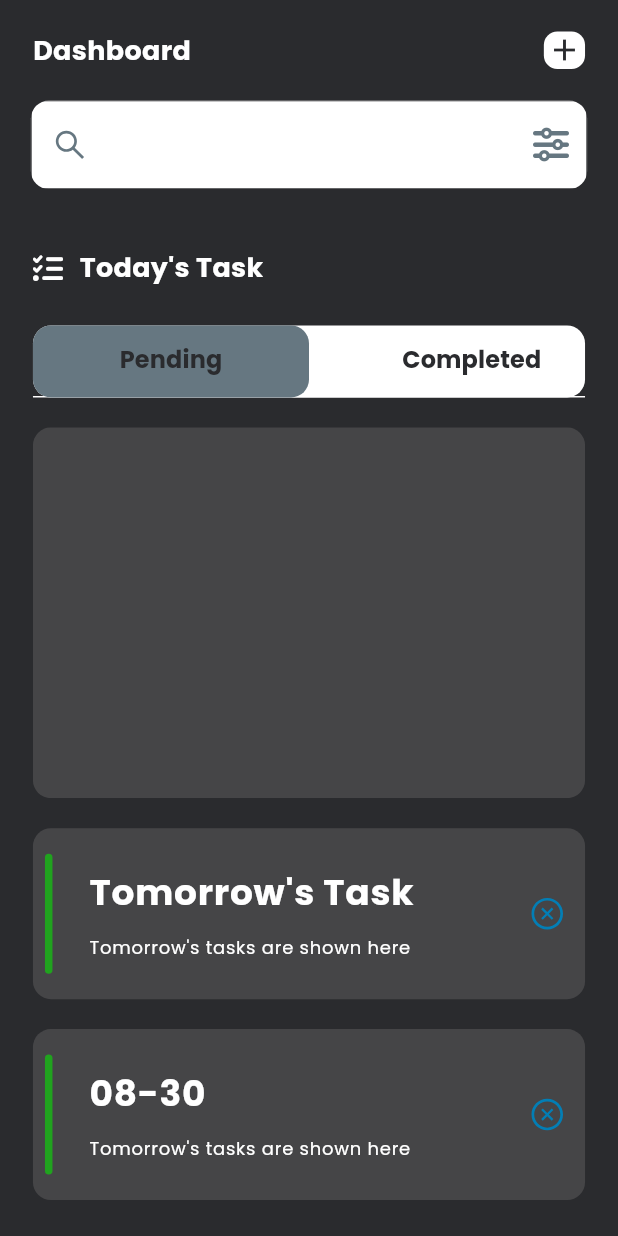
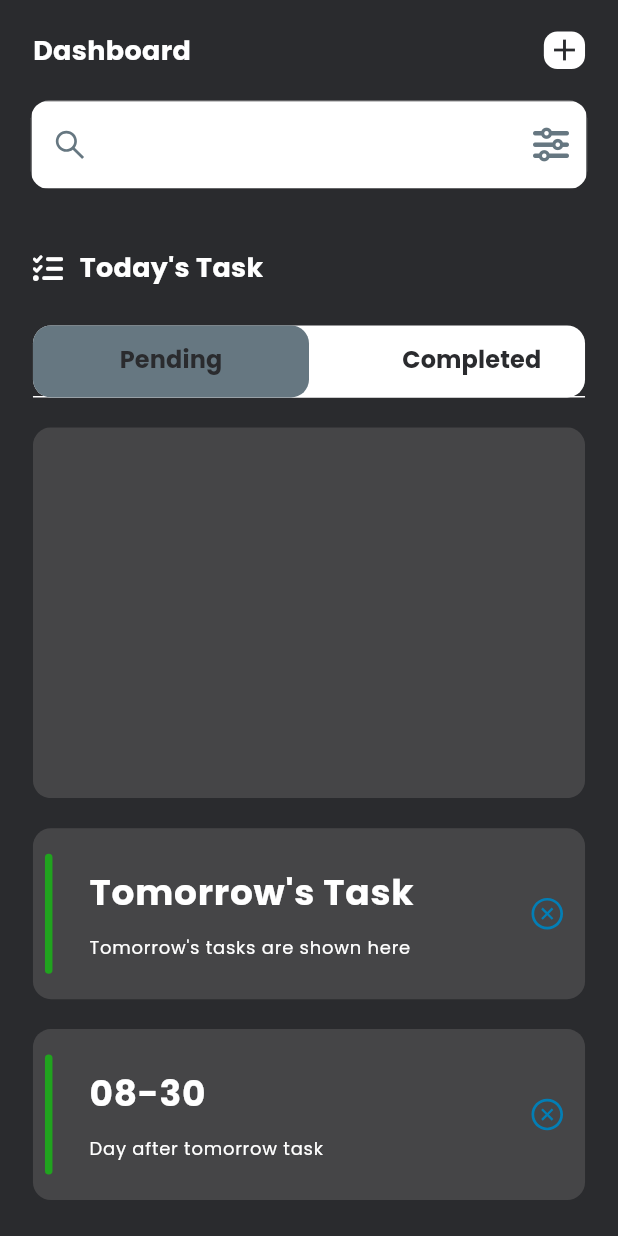
Before and after one commit to ehsaaaaan0/Task-Management-App-Using-Flutter-Riverpod-2.0, a Flutter app: the screen it shows after launch, on a phone screen of 412 x 824 dp. Run offline on Flutter 3.47's test engine with Material 3 defaults, Android fonts, the phone set to English and light mode, and no system bars; drawn by our look-alikes of dynamic_color; our stand-ins replace country_picker, flutter_datetime_picker_plus, flutter_screenutil, flutter_vector_icons, google_fonts, hooks_riverpod and 4 more; accounts and stored records are empty; generated files the repository leaves out were written again.

Commit message:
Tomrrow and day after tomorrow

```diff
--- a/lib/features/todo/controllers/todo/todo_provider.dart
+++ b/lib/features/todo/controllers/todo/todo_provider.dart
@@ -62,6 +62,10 @@ class TodoState extends _$TodoState {
     return tomorrow.toString().substring(0, 10);
   }
 
+  String getDayAfter() {
+    DateTime tomorrow = DateTime.now().add(Duration(days: 2));
+    return tomorrow.toString().substring(0, 10);
+  }
   List<String> last30days() {
     DateTime datAfterTomo = DateTime.now();
     DateTime oneMonthAgo = datAfterTomo.subtract(const Duration(days: 30));
--- a/lib/features/todo/pages/homepage.dart
+++ b/lib/features/todo/pages/homepage.dart
@@ -13,7 +13,9 @@ import 'package:task_management/common/widgets/xpansion_tiles.dart';
 import 'package:task_management/features/todo/controllers/todo/todo_provider.dart';
 import 'package:task_management/features/todo/controllers/xpension_provider.dart';
 import 'package:task_management/features/todo/pages/add.dart';
+import 'package:task_management/features/todo/widgets/day_after_tomorrow.dart';
 import 'package:task_management/features/todo/widgets/todo_tiles.dart';
+import 'package:task_management/features/todo/widgets/tomorrow_list.dart';
 
 import '../widgets/today_task.dart';
 
@@ -182,64 +184,9 @@ class _HomepageState extends ConsumerState<Homepage>
                   ),
                 ),
                 const HeightSpacer(hight: 20),
-                XPensionTiles(
-                    text: "Tomorrow's Task",
-                    text2: "Tomorrow's tasks are shown here",
-                    onExpansionChanged: (bool expanded) {
-                      ref
-                          .read(xpensionStateProvider.notifier)
-                          .setStart(!expanded);
-                    },
-                    trailing: Padding(
-                      padding: EdgeInsets.only(right: 12.w),
-                      child: ref.watch(xpensionStateProvider)
-                          ? const Icon(
-                              AntDesign.circledown,
-                              color: AppConst.kLight,
-                            )
-                          : const Icon(
-                              AntDesign.closecircleo,
-                              color: AppConst.kBlueLight,
-                            ),
-                    ),
-                    children: [
-                      TODOTile(
-                        start: "03:00",
-                        end: "04:00",
-                        switcher: Switch(value: true, onChanged: (value) {}),
-                      )
-                    ]),
+                const TomorrowList(),
                 const HeightSpacer(hight: 20),
-                XPensionTiles(
-                    text: DateTime.now()
-                        .add(const Duration(days: 2))
-                        .toString()
-                        .substring(5, 10),
-                    text2: "Tomorrow's tasks are shown here",
-                    onExpansionChanged: (bool expanded) {
-                      ref
-                          .read(xpensionState0Provider.notifier)
-                          .setStart(!expanded);
-                    },
-                    trailing: Padding(
-                      padding: EdgeInsets.only(right: 12.w),
-                      child: ref.watch(xpensionState0Provider)
-                          ? const Icon(
-                              AntDesign.circledown,
-                              color: AppConst.kLight,
-                            )
-                          : const Icon(
-                              AntDesign.closecircleo,
-                              color: AppConst.kBlueLight,
-                            ),
-                    ),
-                    children: [
-                      TODOTile(
-                        start: "03:00",
-                        end: "04:00",
-                        switcher: Switch(value: true, onChanged: (value) {}),
-                      )
-                    ]),
+                const DayAfterTomorrow(),
               ],
             ),
           ),
--- /dev/null
+++ b/lib/features/todo/widgets/day_after_tomorrow.dart
@@ -0,0 +1,63 @@
+import 'package:flutter/material.dart';
+import 'package:flutter_screenutil/flutter_screenutil.dart';
+import 'package:flutter_vector_icons/flutter_vector_icons.dart';
+import 'package:hooks_riverpod/hooks_riverpod.dart';
+import 'package:task_management/common/utils/constants.dart';
+import 'package:task_management/features/todo/controllers/todo/todo_provider.dart';
+import 'package:task_management/features/todo/controllers/xpension_provider.dart';
+
+import '../../../common/widgets/xpansion_tiles.dart';
+import 'todo_tiles.dart';
+
+class DayAfterTomorrow extends ConsumerWidget {
+  const DayAfterTomorrow({super.key});
+
+  @override
+  Widget build(BuildContext context, WidgetRef ref) {
+    final todo = ref.watch(todoStateProvider);
+
+    var color = ref.read(todoStateProvider.notifier).getRandomColor();
+    String dayAfter = ref.read(todoStateProvider.notifier).getDayAfter();
+    var dayafterTask =
+        todo.where((element) => element.date!.contains(dayAfter));
+    return XPensionTiles(
+        text: DateTime.now()
+            .add(const Duration(days: 2))
+            .toString()
+            .substring(5, 10),
+        text2: "Day after tomorrow task ",
+        onExpansionChanged: (bool expanded) {
+          ref.read(xpensionStateProvider.notifier).setStart(!expanded);
+        },
+        trailing: Padding(
+          padding: EdgeInsets.only(right: 12.w),
+          child: ref.watch(xpensionStateProvider)
+              ? const Icon(
+                  AntDesign.circledown,
+                  color: AppConst.kLight,
+                )
+              : const Icon(
+                  AntDesign.closecircleo,
+                  color: AppConst.kBlueLight,
+                ),
+        ),
+        children: [
+          for (final todo in dayafterTask)
+            TODOTile(
+              title: todo.title,
+              description: todo.description,
+              color: color,
+              start: todo.startTime,
+              end: todo.endTime,
+              delete: () {
+                ref.read(todoStateProvider.notifier).deleteTodo(todo.id ?? 0);
+              },
+              editWidget: GestureDetector(
+                onTap: () {},
+                child: const Icon(MaterialCommunityIcons.circle_edit_outline),
+              ),
+              switcher: const SizedBox.shrink(),
+            )
+        ]);
+  }
+}
--- /dev/null
+++ b/lib/features/todo/widgets/tomorrow_list.dart
@@ -0,0 +1,60 @@
+import 'package:flutter/material.dart';
+import 'package:flutter_screenutil/flutter_screenutil.dart';
+import 'package:flutter_vector_icons/flutter_vector_icons.dart';
+import 'package:hooks_riverpod/hooks_riverpod.dart';
+import 'package:task_management/common/utils/constants.dart';
+import 'package:task_management/features/todo/controllers/todo/todo_provider.dart';
+import 'package:task_management/features/todo/controllers/xpension_provider.dart';
+
+import '../../../common/widgets/xpansion_tiles.dart';
+import 'todo_tiles.dart';
+
+class TomorrowList extends ConsumerWidget {
+  const TomorrowList({super.key});
+
+  @override
+  Widget build(BuildContext context, WidgetRef ref) {
+    final todo = ref.watch(todoStateProvider);
+
+    var color = ref.read(todoStateProvider.notifier).getRandomColor();
+    String tomorrow = ref.read(todoStateProvider.notifier).getTomorrow();
+    var tomorrowTask =
+        todo.where((element) => element.date!.contains(tomorrow));
+    return XPensionTiles(
+        text: "Tomorrow's Task",
+        text2: "Tomorrow's tasks are shown here",
+        onExpansionChanged: (bool expanded) {
+          ref.read(xpensionStateProvider.notifier).setStart(!expanded);
+        },
+        trailing: Padding(
+          padding: EdgeInsets.only(right: 12.w),
+          child: ref.watch(xpensionStateProvider)
+              ? const Icon(
+                  AntDesign.circledown,
+                  color: AppConst.kLight,
+                )
+              : const Icon(
+                  AntDesign.closecircleo,
+                  color: AppConst.kBlueLight,
+                ),
+        ),
+        children: [
+          for(final todo in tomorrowTask)
+          TODOTile(
+            title: todo.title,
+            description: todo.description,
+            color: color,
+            start: todo.startTime,
+            end: todo.endTime,
+             delete: () {
+              ref.read(todoStateProvider.notifier).deleteTodo(todo.id ?? 0);
+            },
+            editWidget: GestureDetector(
+              onTap: () {},
+              child: const Icon(MaterialCommunityIcons.circle_edit_outline),
+            ),
+            switcher: const SizedBox.shrink(),
+          )
+        ]);
+  }
+}
```
